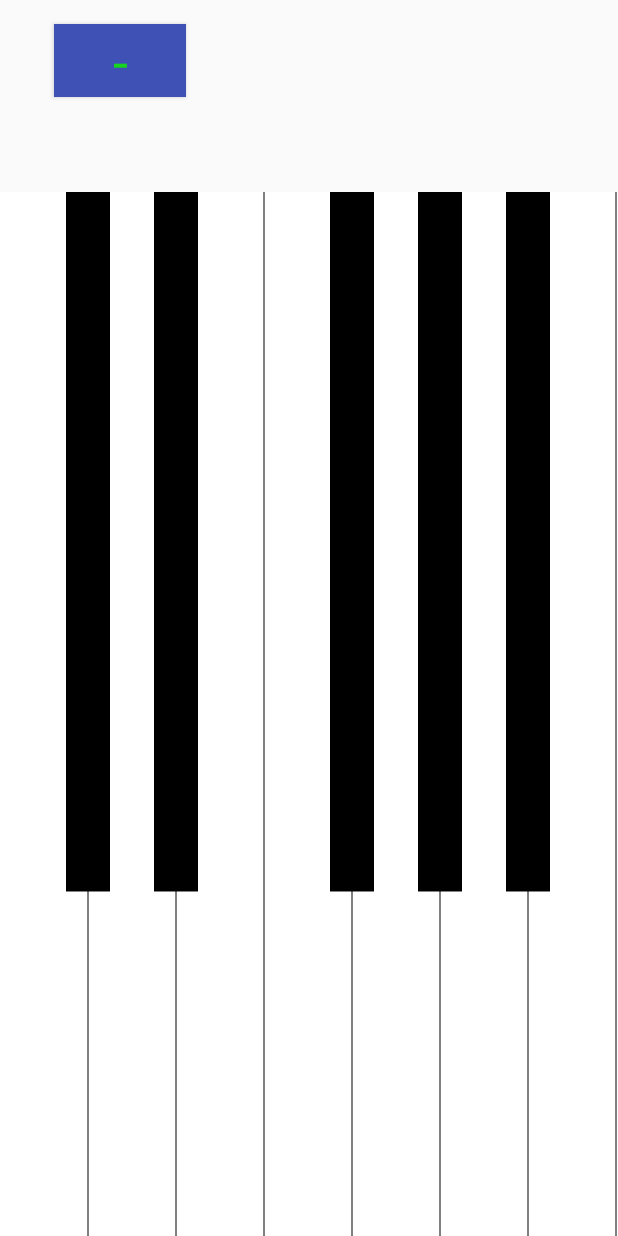
After one commit to LongKelvin/EzMidiPiano, an Android app: the layout activity_piano_large_view.xml on its own in the app's theme, with its tools: preview values and no code run, on a phone screen of 412 x 824 dp. The commit adds this screen. Run offline under Robolectric (Android 15) with nearby library versions, the phone set to English and light mode, and no system bars.

Commit message:
update-piano-large-view
create new piano view

```diff
--- /dev/null
+++ b/app/src/main/java/com/kelvin/midi/ezmusic/view/PianoLargeView.java
@@ -0,0 +1,214 @@
+package com.kelvin.midi.ezmusic.view;
+
+import android.content.Context;
+import android.graphics.Canvas;
+import android.graphics.Color;
+import android.graphics.Paint;
+import android.graphics.RectF;
+import android.os.Build;
+import android.util.AttributeSet;
+import android.util.Log;
+import android.view.View;
+
+import androidx.annotation.Nullable;
+import androidx.annotation.RequiresApi;
+
+import com.kelvin.midi.ezmusic.object.Key;
+import com.kelvin.midi.ezmusic.object.PianoViewProperty;
+
+import java.util.ArrayList;
+
+import jp.kshoji.javax.sound.midi.Receiver;
+
+public class PianoLargeView extends View {
+    //Variable
+    private static int keyWidth;
+    private static int keyHeight;
+
+    //color of key
+    private Paint black, blue, white;
+
+    private ArrayList<Key> whites_key = new ArrayList<>();
+    private ArrayList<Key> blacks_key = new ArrayList<>();
+
+    //list of note are black key
+    // 22, 25, 27, 30, 32, 34, 37,  97, 99, 102, 104, 106 // black key
+    private int[] blacks_key_list = {37, 39, 42, 44, 46, 49, 51, 54, 56, 58, 61, 63,
+            66, 68, 70, 73, 75, 78, 80, 82, 85, 87, 90, 92, 94,};
+    private int[] whites_key_list = {36, 38, 40, 41, 43, 45, 47, 48, 50, 52, 53, 55, 57, 59, 60,
+            62, 64, 65, 67, 69, 71, 72, 74, 76, 77, 79, 81, 83, 84, 86, 88, 89, 91, 93, 95, 96};
+
+    private ArrayList<Key> MIDI_KEY;
+
+    //create instance of receiver from MainActivity
+    //this actually the synthesizer object
+    //use for create sound when user click to the piano view
+    private Receiver recv;
+
+    //21 is the number of midi note started
+    //max octave 6
+
+    //SIze of keys are currently 61_keys_6 octave
+    //But in this piano large view
+    //only render an octave from note 60 to 72
+    //mean 12 keys
+    int KEYS_SIZE = 61;
+
+
+    //Size of piano view
+    // default by 7 -> 1 octave
+    int piano_size = 7;
+
+    // get view width
+    private int W;
+
+    PianoViewProperty _PianoViewProperty;
+
+    public int getPianoSize() {
+        return piano_size;
+    }
+
+    public void setPianoSize(int SIZE_CHANGE_VALUE) {
+        this.piano_size = SIZE_CHANGE_VALUE;
+    }
+
+    public PianoLargeView(Context context) {
+        super(context);
+        keyWidth = 0;
+
+        black = new Paint();
+        white = new Paint();
+        blue = new Paint();
+
+        black.setColor(Color.BLACK);
+        white.setColor(Color.WHITE);
+        blue.setColor(Color.BLUE);
+
+        black.setStyle(Paint.Style.FILL);
+        white.setStyle(Paint.Style.FILL);
+        blue.setStyle(Paint.Style.FILL);
+
+        _PianoViewProperty = new PianoViewProperty();
+    }
+
+    public PianoLargeView(Context context, @Nullable AttributeSet attrs) {
+        super(context, attrs);
+        keyWidth = 0;
+
+        black = new Paint();
+        white = new Paint();
+        blue = new Paint();
+
+        black.setColor(Color.BLACK);
+        white.setColor(Color.WHITE);
+        blue.setColor(Color.BLUE);
+
+        black.setStyle(Paint.Style.FILL);
+        white.setStyle(Paint.Style.FILL);
+        blue.setStyle(Paint.Style.FILL);
+
+        _PianoViewProperty = new PianoViewProperty();
+    }
+
+    @RequiresApi(api = Build.VERSION_CODES.N)
+    @Override
+    protected void onSizeChanged(int w, int h, int oldw, int oldh) {
+        super.onSizeChanged(w, h, oldw, oldh);
+        //get current value of width
+        W = w;
+
+        //Default_value
+        keyWidth = (int) (w / piano_size);
+        keyHeight = h;
+
+        whites_key.clear();
+        blacks_key.clear();
+
+        _PianoViewProperty = new PianoViewProperty(w, h, oldw, oldh, keyWidth, keyHeight);
+
+        int blacks_key_length = blacks_key_list.length;
+        int whites_key_length = whites_key_list.length;
+        int index1 = 0;
+        int index2 = 0;
+
+        Log.i("PI_onSizeChanged:: ","Start");
+
+        for (int i = 0; i <= KEYS_SIZE; i++) {
+            int left = i * keyWidth;
+            int right = left + keyWidth;
+
+
+            Log.i("PI_onSizeChanged:: ","keyWidth = "+ keyWidth);
+            RectF rect = new RectF(left, 0, right, h);
+            // set midi note for this keys
+            if (index1 < whites_key_length) {
+                whites_key.add(new Key(whites_key_list[index1], rect, false));
+                index1++;
+            }
+            Log.i("PI_onSizeChanged:: ","white_keys_rect = "+ rect);
+
+
+            // the index 0 3 7 10 is note that in the left of it not contain the black key.
+            // mean that in the left of note contain a white note
+            // Ex
+
+            if (i != 0 && i != 3 && i != 7 && i != 10 && i != 14 && i != 17 && i != 21 && i != 24 && i != 28 && i != 31 && i != 35 && i != 38
+                    && i != 42 && i != 45 && i != 49 && i != 52){
+
+                rect = new RectF((float) (i - 1) * keyWidth + 0.5f * keyWidth + 0.25f * keyWidth, 0,
+                        (float) i * keyWidth + 0.25f * keyWidth, 0.67f * keyHeight);
+
+                Log.i("PI_onSizeChanged:: ","black_keys_rect = "+ rect);
+                // set midi note for this keys
+                if (index2 < blacks_key_length) {
+                    blacks_key.add(new Key(blacks_key_list[index2], rect, false));
+                    index2++;
+                }
+            }
+        }
+
+        // Init MIDI_KEY note number and index of key
+        MIDI_KEY = new ArrayList<>(whites_key);
+        MIDI_KEY.addAll(blacks_key);
+    }
+
+    @Override
+    protected void onDraw(Canvas canvas) {
+        Log.i("PI_onDraw:: ","start  ");
+        for (Key k : whites_key) {
+            canvas.drawRect(k.rect, k.isNoteOn ? blue : white);
+            Log.i("PI_onDraw:: ","white_keys_rect = "+ k.rect);
+        }
+
+        for (int i = 1; i <= KEYS_SIZE; i++) {
+            canvas.drawLine(i * keyWidth, 0, i * keyWidth, keyHeight, black);
+        }
+
+        for (Key k : blacks_key) {
+            canvas.drawRect(k.rect, k.isNoteOn ? blue : black);
+            Log.i("PI_onDraw:: ","blacks_key_rect = "+ k.rect);
+        }
+
+    }
+
+    @RequiresApi(api = Build.VERSION_CODES.N)
+    public void setPianoViewWidth(int _NewSize_) {
+        Log.i("PianoLargeView:: ", "Goto setPianoViewWidth");
+        Log.i("PianoLargeView:: ", "piano_size = "+ piano_size);
+
+        piano_size = _NewSize_;
+
+        if (piano_size == 0)
+            piano_size = 1;
+
+        //update view
+        keyWidth = (int) (W / piano_size);
+
+        onSizeChanged(_PianoViewProperty.getW(),_PianoViewProperty.getH(),_PianoViewProperty.getOldw(),_PianoViewProperty.getOldh());
+
+        invalidate();
+        requestLayout();
+
+    }
+
+}
--- /dev/null
+++ b/app/src/main/res/layout/activity_piano_large_view.xml
@@ -0,0 +1,54 @@
+<?xml version="1.0" encoding="utf-8"?>
+<androidx.constraintlayout.widget.ConstraintLayout xmlns:android="http://schemas.android.com/apk/res/android"
+    xmlns:app="http://schemas.android.com/apk/res-auto"
+    xmlns:tools="http://schemas.android.com/tools"
+    android:layout_width="match_parent"
+    android:layout_height="match_parent"
+    tools:context=".view.PianoLargeViewActivity">
+
+    <com.kelvin.midi.ezmusic.view.PianoLargeView
+        android:id="@+id/piano_large_view"
+        android:layout_width="match_parent"
+        android:layout_height="match_parent"
+        android:layout_marginTop="128dp"
+        app:layout_constraintBottom_toBottomOf="parent"
+        app:layout_constraintEnd_toEndOf="parent"
+        app:layout_constraintStart_toStartOf="parent"
+        app:layout_constraintTop_toTopOf="parent">
+
+    </com.kelvin.midi.ezmusic.view.PianoLargeView>
+
+    <Button
+        android:id="@+id/btn_decrease_piano_size"
+        android:layout_width="wrap_content"
+        android:layout_height="wrap_content"
+        android:layout_marginStart="36dp"
+        android:layout_marginTop="16dp"
+        android:layout_marginBottom="64dp"
+        android:background="@color/color_blueForFb"
+        android:shadowColor="#6C5151"
+        android:text="-"
+        android:textAppearance="@style/TextAppearance.AppCompat.Large"
+        android:textColor="@color/colorHighLightGreenAccent"
+        android:textSize="36sp"
+        app:layout_constraintBottom_toTopOf="@+id/piano_large_view"
+        app:layout_constraintStart_toStartOf="parent"
+        app:layout_constraintTop_toTopOf="parent" />
+
+    <Button
+        android:id="@+id/btn_increase_piano_size"
+        android:layout_width="wrap_content"
+        android:layout_height="wrap_content"
+        android:layout_marginTop="16dp"
+        android:layout_marginEnd="496dp"
+        android:layout_marginBottom="64dp"
+        android:background="@color/color_blueForFb"
+        android:text="+"
+        android:textColor="@color/colorHighLightGreenAccent"
+        android:textSize="36sp"
+        app:layout_constraintBottom_toTopOf="@+id/piano_large_view"
+        app:layout_constraintEnd_toEndOf="parent"
+        app:layout_constraintTop_toTopOf="parent"
+        app:layout_constraintVertical_bias="1.0" />
+
+</androidx.constraintlayout.widget.ConstraintLayout>
```
Also changed, not shown: app/src/main/AndroidManifest.xml (+13 -4 lines), app/src/main/java/com/kelvin/midi/ezmusic/object/PianoViewProperty.java (added, +107 -0 lines), app/src/main/java/com/kelvin/midi/ezmusic/view/PianoLargeViewActivity.java (added, +44 -0 lines), app/src/main/java/com/kelvin/midi/ezmusic/view/PianoView.java (+4 -4 lines), 29 other files.
